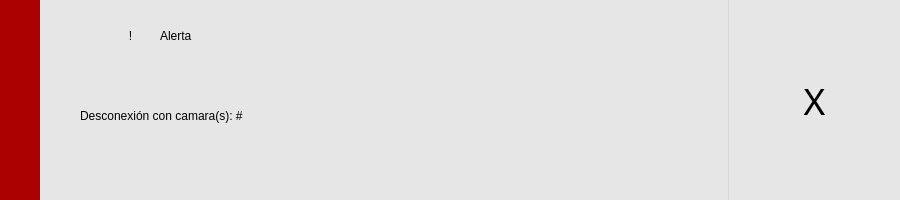
Above: Raspberry/Interface/Designs/alertDesign.ui from AdrianCervantes53/SecurityAI before the change. Below: the same form after it.
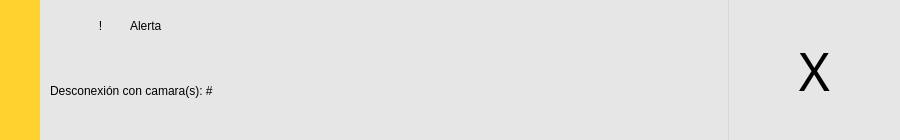
That is the form after the change.

```diff
--- a/Raspberry/Interface/Designs/alertDesign.ui
+++ b/Raspberry/Interface/Designs/alertDesign.ui
@@ -7,7 +7,7 @@
     <x>0</x>
     <y>0</y>
     <width>900</width>
-    <height>200</height>
+    <height>140</height>
    </rect>
   </property>
   <property name="windowTitle">
@@ -39,7 +39,8 @@
      <property name="styleSheet">
       <string notr="true">background-color: rgb(230, 230, 230);
 border-left: 40px solid;
-border-color: rgb(170, 0, 0);</string>
+border-color: rgb(255, 210, 47);
+</string>
      </property>
      <layout class="QGridLayout" name="gridLayout_2" rowstretch="0" columnstretch="80,0,20">
       <property name="leftMargin">
@@ -68,7 +69,7 @@
         <property name="font">
          <font>
           <family>Arial Rounded MT Bold</family>
-          <pointsize>28</pointsize>
+          <pointsize>40</pointsize>
           <italic>false</italic>
           <bold>false</bold>
          </font>
@@ -76,7 +77,7 @@
         <property name="styleSheet">
          <string notr="true">QPushButton{
 border:none;
-	font: 28pt &quot;Arial Rounded MT Bold&quot;;
+	font: 40pt &quot;Arial Rounded MT Bold&quot;;
 }
 QPushButton:hover{
 background-color: rgb(76, 165, 34);
@@ -104,10 +105,10 @@
         <widget class="QLabel" name="label_2">
          <property name="geometry">
           <rect>
-           <x>40</x>
-           <y>90</y>
-           <width>351</width>
-           <height>51</height>
+           <x>10</x>
+           <y>50</y>
+           <width>661</width>
+           <height>81</height>
           </rect>
          </property>
          <property name="styleSheet">
@@ -116,12 +117,15 @@
          <property name="text">
           <string>Desconexión con camara(s): #</string>
          </property>
+         <property name="alignment">
+          <set>Qt::AlignLeading|Qt::AlignLeft|Qt::AlignVCenter</set>
+         </property>
         </widget>
         <widget class="QLabel" name="label">
          <property name="geometry">
           <rect>
-           <x>120</x>
-           <y>20</y>
+           <x>90</x>
+           <y>10</y>
            <width>111</width>
            <height>31</height>
           </rect>
@@ -136,8 +140,8 @@
         <widget class="QLabel" name="label_3">
          <property name="geometry">
           <rect>
-           <x>80</x>
-           <y>20</y>
+           <x>50</x>
+           <y>10</y>
            <width>21</width>
            <height>31</height>
           </rect>
```
Left out of the diff: 29 changed lines with no effect on the pictures.
